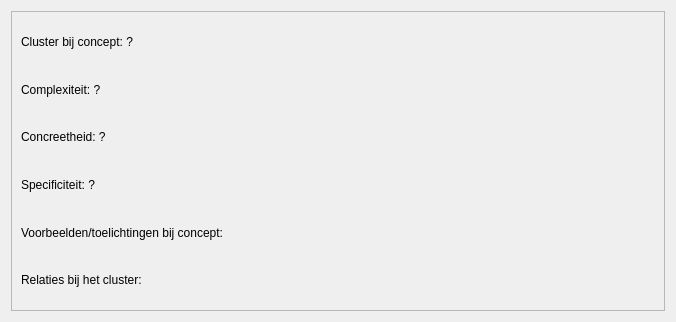
Qt form qtconceptmapratedconceptdialog.ui (richelbilderbeek/QtConceptMap) before a commit.
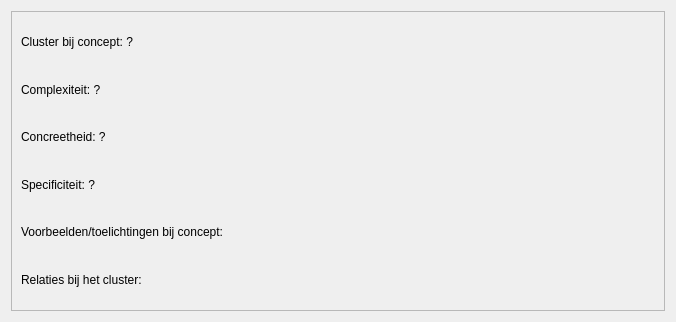
The same form after that commit.

The edit to the form file:
```diff
--- a/qtconceptmapratedconceptdialog.ui
+++ b/qtconceptmapratedconceptdialog.ui
@@ -65,6 +65,12 @@
         <property name="text">
          <string>Voorbeelden/toelichtingen bij concept:</string>
         </property>
+        <property name="wordWrap">
+         <bool>true</bool>
+        </property>
+        <property name="textInteractionFlags">
+         <set>Qt::TextSelectableByKeyboard|Qt::TextSelectableByMouse</set>
+        </property>
        </widget>
       </item>
       <item>
```
Left out of the diff: 6 changed lines with no effect on the pictures.
